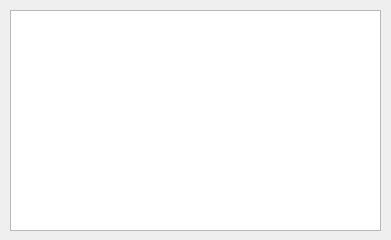
Old version of the form cooking_recipe/recipesReport.ui in the repository brian6466/Cooking-recipe-app.
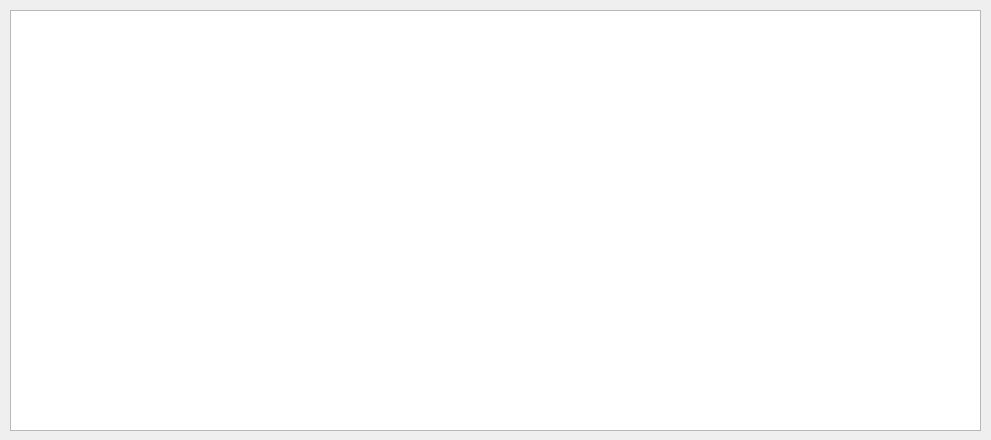
New version of the form.

```diff
--- a/cooking_recipe/recipesReport.ui
+++ b/cooking_recipe/recipesReport.ui
@@ -9,8 +9,8 @@
    <rect>
     <x>0</x>
     <y>0</y>
-    <width>391</width>
-    <height>240</height>
+    <width>991</width>
+    <height>440</height>
    </rect>
   </property>
   <property name="windowTitle">
@@ -21,8 +21,8 @@
     <rect>
      <x>10</x>
      <y>10</y>
-     <width>371</width>
-     <height>221</height>
+     <width>971</width>
+     <height>421</height>
     </rect>
    </property>
   </widget>
```
